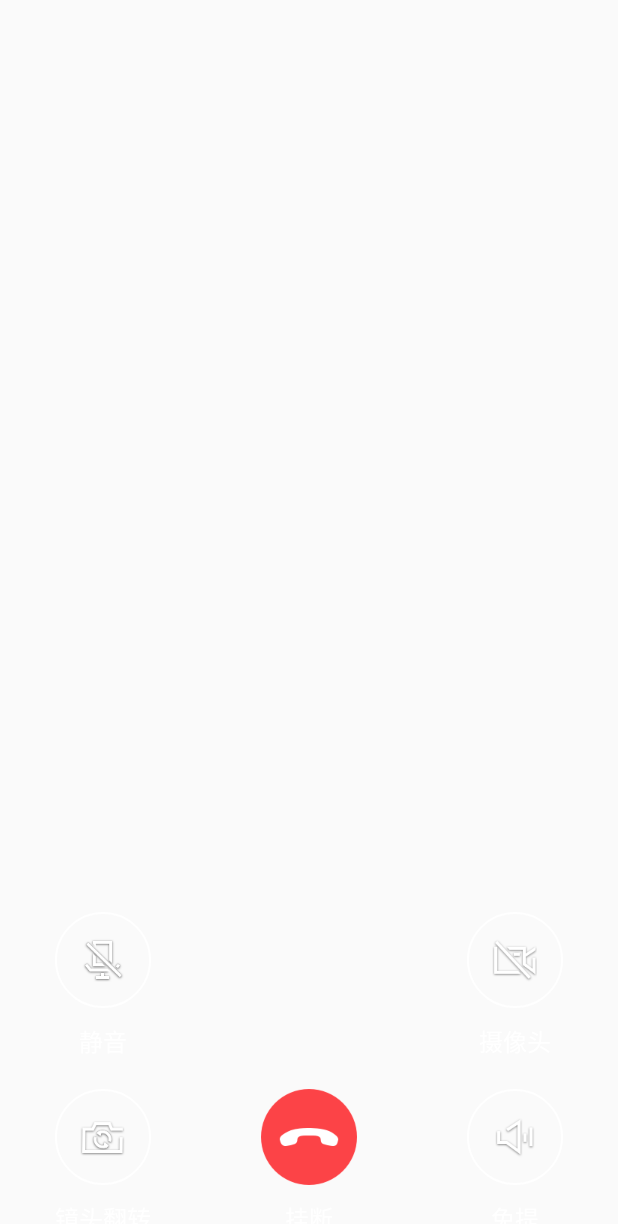
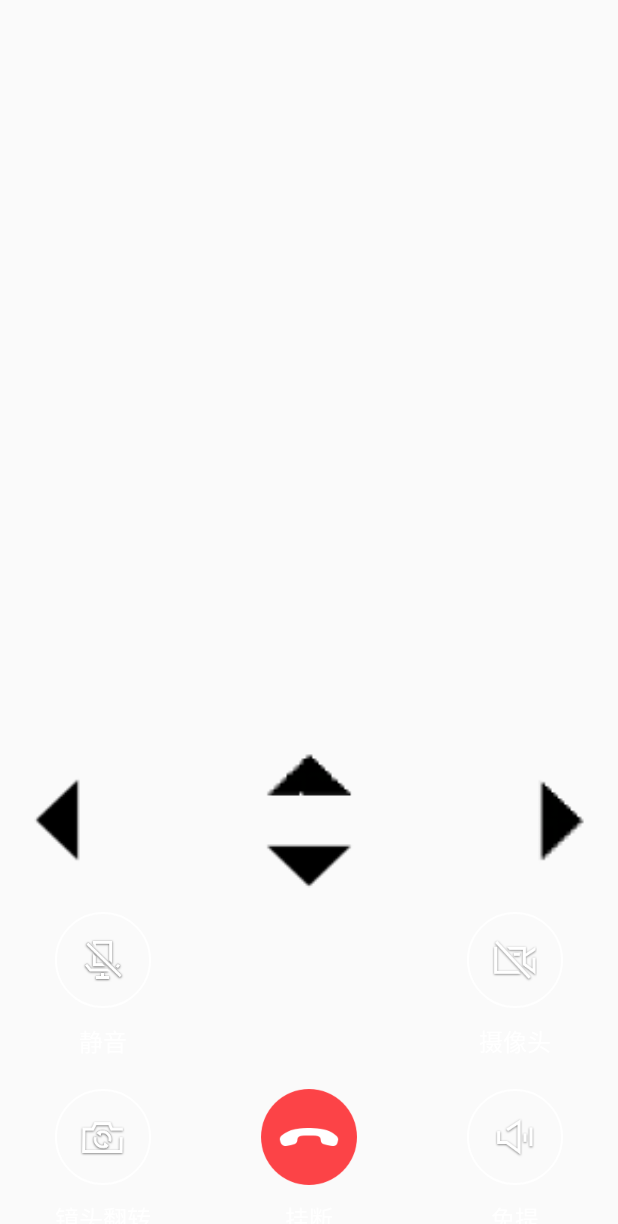
Before and after one commit to tulvgengenr/XiaoBot-APP, an Android app: the layout aliyun_video_call_control_panel.xml on its own in the app's theme, with its tools: preview values and no code run, on a phone screen of 412 x 824 dp. Shown: the top 1224 px of the screen. Run offline under Robolectric (Android 15) with nearby library versions, the phone set to English and light mode, and no system bars.

Commit message:
Implemented the control of the cart in the video interface

```diff
--- a/app/src/main/java/com/aliyun/apsaravideo/sophon/videocall/VideoCallActivity.java
+++ b/app/src/main/java/com/aliyun/apsaravideo/sophon/videocall/VideoCallActivity.java
@@ -1,5 +1,6 @@
 package com.aliyun.apsaravideo.sophon.videocall;
 
+import android.content.Intent;
 import android.os.Bundle;
 import android.support.v7.app.AppCompatActivity;
 import android.view.View;
@@ -7,6 +8,7 @@ import android.widget.TextView;
 
 import com.alirtc.beacontowner.R;
 import com.aliyun.apsaravideo.sophon.bean.RTCAuthInfo;
+import com.aliyun.apsaravideo.sophon.mqtt.MqttServer;
 import com.aliyun.apsaravideo.sophon.utils.StringUtil;
 
 public class VideoCallActivity extends AppCompatActivity implements View.OnClickListener {
@@ -36,6 +38,9 @@ public class VideoCallActivity extends AppCompatActivity implements View.OnClick
         mTitleTv.setText(String.format(getResources().getString(R.string.str_channel_code),channel));
 
         alivcVideoCallView.auth(displayName, channel, mRtcAuthInfo);
+
+        Intent intent = new Intent(this, MqttServer.class);
+        startService(intent);
     }
 
     private void getIntentData() {
--- a/app/src/main/res/layout/aliyun_video_call_control_panel.xml
+++ b/app/src/main/res/layout/aliyun_video_call_control_panel.xml
@@ -7,6 +7,47 @@
     android:gravity="bottom"
     android:orientation="vertical"
     android:weightSum="1">
+
+    <LinearLayout
+        android:layout_width="match_parent"
+        android:layout_height="wrap_content"
+        android:background="@android:color/transparent">
+        <ImageButton
+            android:id="@+id/control_left_btn"
+            style="@style/RoundImageButtonStyle"
+            android:layout_height="61dp"
+            android:layout_gravity="center"
+            android:background="@drawable/left" />
+
+        <LinearLayout
+            android:layout_width="match_parent"
+            android:layout_height="wrap_content"
+            android:layout_weight="1"
+            android:orientation="vertical">
+
+            <ImageButton
+                android:id="@+id/control_up_btn"
+                style="@style/RoundImageButtonStyle"
+                android:layout_height="61dp"
+                android:layout_gravity="center"
+                android:background="@drawable/up" />
+
+            <ImageButton
+                android:id="@+id/control_down_btn"
+                style="@style/RoundImageButtonStyle"
+                android:layout_height="61dp"
+                android:layout_gravity="center"
+                android:background="@drawable/down" />
+
+        </LinearLayout>
+
+        <ImageButton
+            android:id="@+id/control_right_btn"
+            style="@style/RoundImageButtonStyle"
+            android:layout_height="61dp"
+            android:layout_gravity="center"
+            android:background="@drawable/right" />
+    </LinearLayout>
 
     <LinearLayout
         android:layout_width="match_parent"
--- a/app/src/main/res/values/strings.xml
+++ b/app/src/main/res/values/strings.xml
@@ -45,5 +45,9 @@
     <string name="alivc_videocall_net_error_timeout">网络超时，请退出房间</string>
     <string name="alivc_videocall_sure">确定</string>
     <string name="str_channel_code">会议码:%s</string>
+    <string name="up">UP</string>
+    <string name="left">LEFT</string>
+    <string name="right">RIGHT</string>
+    <string name="down">DOWN</string>
 
 </resources>
```
Also changed, not shown: app/src/main/java/com/aliyun/apsaravideo/sophon/mqtt/MqttServer.java (added, +254 -0 lines), app/src/main/java/com/aliyun/apsaravideo/sophon/videocall/AlivcVideoCallView.java (+22 -1 lines), app/src/main/java/com/aliyun/apsaravideo/sophon/videocall/view/AlivcControlView.java (+59 -0 lines), app/src/main/res/drawable-xhdpi/down.png (added), app/src/main/res/drawable-xhdpi/left.png (added), app/src/main/res/drawable-xhdpi/right.png (added), app/src/main/res/drawable-xhdpi/up.png (added).
